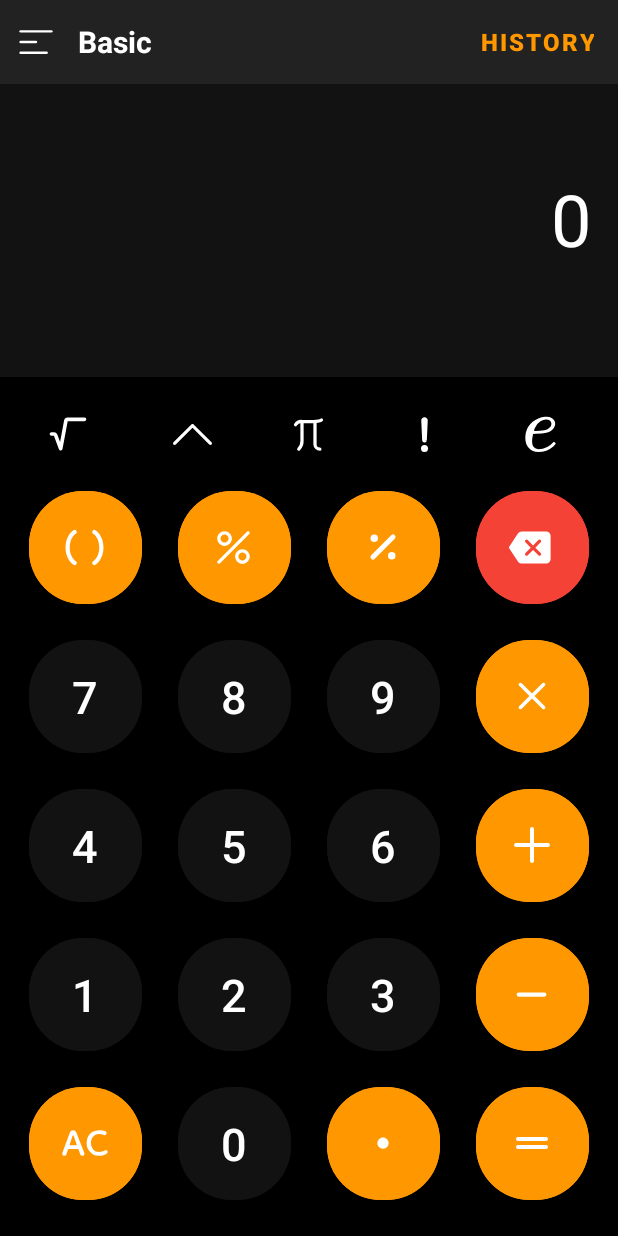
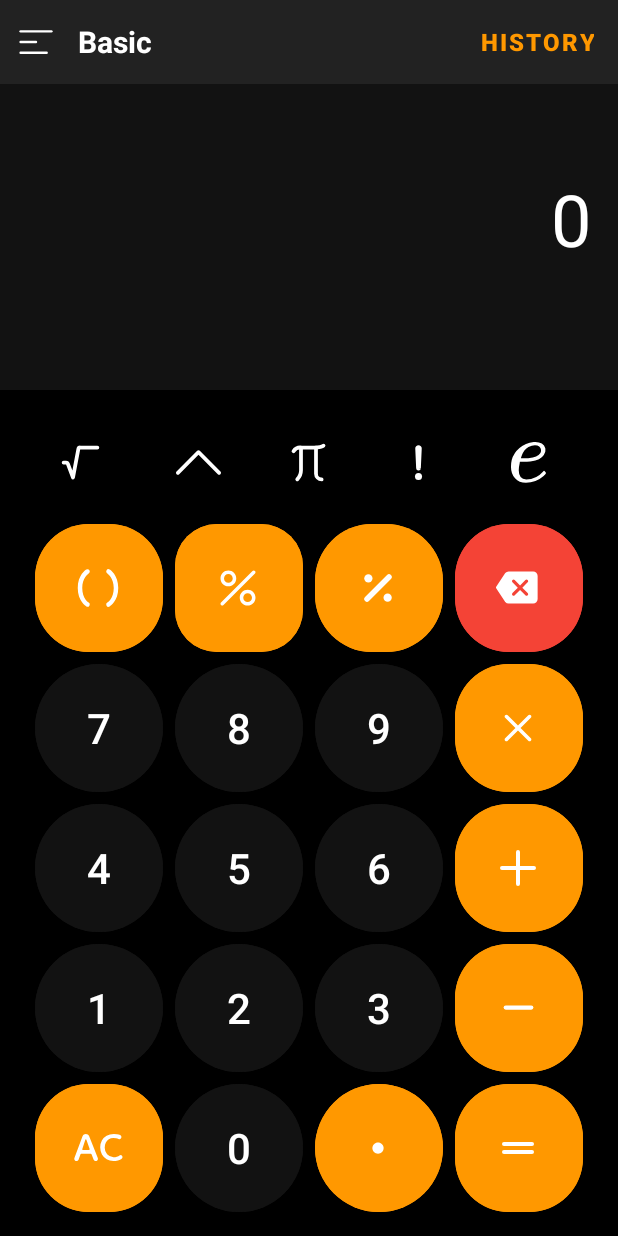
Before and after one commit to shaadowapp/1calculator, an Android app: the screen it shows after launch (MainActivity), on a phone screen of 412 x 824 dp. Run offline under Robolectric (Android 15) with nearby library versions, the phone set to English and light mode, and no system bars.

Commit message:
UI & UX improvements

```diff
--- a/app/src/main/java/com/shaadow/onecalculator/AdvancedActivity.kt
+++ b/app/src/main/java/com/shaadow/onecalculator/AdvancedActivity.kt
@@ -117,7 +117,7 @@ class AdvancedActivity : AppCompatActivity() {
         // }
         findViewById<ExtendedFloatingActionButton>(R.id.fab_calculator).setOnClickListener { finish() }
         findViewById<Button>(R.id.btn_view_all_history).setOnClickListener {
-            Toast.makeText(this, "View All History clicked", Toast.LENGTH_SHORT).show()
+            startActivity(Intent(this, HistoryActivity::class.java))
         }
 
         // After loading categories, display all categories on home screen
@@ -125,6 +125,17 @@ class AdvancedActivity : AppCompatActivity() {
             val resId = getCategoryFlexboxId(cat.name)
             if (resId != null) {
                 addFlexButtons(resId, cat.buttons)
+            }
+        }
+
+        // Make search input focusable only after user taps it
+        searchInput.setOnClickListener {
+            if (!searchInput.isFocusable) {
+                searchInput.isFocusable = true
+                searchInput.isFocusableInTouchMode = true
+                searchInput.requestFocus()
+                val imm = getSystemService(INPUT_METHOD_SERVICE) as android.view.inputmethod.InputMethodManager
+                imm.showSoftInput(searchInput, android.view.inputmethod.InputMethodManager.SHOW_IMPLICIT)
             }
         }
     }
--- a/app/src/main/java/com/shaadow/onecalculator/HistoryActivity.kt
+++ b/app/src/main/java/com/shaadow/onecalculator/HistoryActivity.kt
@@ -204,6 +204,17 @@ class HistoryActivity : AppCompatActivity() {
         params.endToEnd = androidx.constraintlayout.widget.ConstraintLayout.LayoutParams.PARENT_ID
         params.topMargin = 24
         notFoundText.layoutParams = params
+
+        // Make search input focusable only after user taps it
+        searchInput.setOnClickListener {
+            if (!searchInput.isFocusable) {
+                searchInput.isFocusable = true
+                searchInput.isFocusableInTouchMode = true
+                searchInput.requestFocus()
+                val imm = getSystemService(INPUT_METHOD_SERVICE) as android.view.inputmethod.InputMethodManager
+                imm.showSoftInput(searchInput, android.view.inputmethod.InputMethodManager.SHOW_IMPLICIT)
+            }
+        }
     }
 
     private fun showNoHistory() {
--- a/app/src/main/res/layout/activity_main.xml
+++ b/app/src/main/res/layout/activity_main.xml
@@ -112,12 +112,12 @@
             <com.google.android.material.button.MaterialButton
                 android:id="@+id/button_sqrt"
                 android:layout_width="65dp"
-                android:layout_height="40dp"
-                android:layout_margin="6dp"
+                android:layout_height="65dp"
+                android:layout_margin="4dp"
                 app:backgroundTint="#000000"
                 android:textColor="@color/white"
                 app:icon="@drawable/ic_sqrt"
-                app:iconSize="29dp"
+                app:iconSize="30dp"
                 app:iconTint="@color/white"
                 app:iconGravity="textStart"
                 style="@style/Widget.MaterialComponents.ExtendedFloatingActionButton"
@@ -126,12 +126,12 @@
             <com.google.android.material.button.MaterialButton
                 android:id="@+id/button_power"
                 android:layout_width="65dp"
-                android:layout_height="40dp"
-                android:layout_margin="6dp"
+                android:layout_height="65dp"
+                android:layout_margin="4dp"
                 app:backgroundTint="#000000"
                 android:textColor="@color/white"
                 app:icon="@drawable/ic_power"
-                app:iconSize="26dp"
+                app:iconSize="30dp"
                 app:iconTint="@color/white"
                 android:paddingStart="11dp"
                 android:paddingEnd="0dp"
@@ -142,12 +142,12 @@
             <com.google.android.material.button.MaterialButton
                 android:id="@+id/button_pi"
                 android:layout_width="65dp"
-                android:layout_height="40dp"
-                android:layout_margin="6dp"
+                android:layout_height="65dp"
+                android:layout_margin="4dp"
                 app:backgroundTint="#000000"
                 android:textColor="@color/white"
                 app:icon="@drawable/ic_pi"
-                app:iconSize="26dp"
+                app:iconSize="30dp"
                 app:iconTint="@color/white"
                 android:paddingStart="11dp"
                 android:paddingEnd="0dp"
@@ -158,8 +158,8 @@
             <com.google.android.material.button.MaterialButton
                 android:id="@+id/button_factorial"
                 android:layout_width="65dp"
-                android:layout_height="40dp"
-                android:layout_margin="6dp"
+                android:layout_height="65dp"
+                android:layout_margin="4dp"
                 app:backgroundTint="#000000"
                 android:textColor="@color/white"
                 app:icon="@drawable/ic_factorial"
@@ -174,12 +174,12 @@
             <com.google.android.material.button.MaterialButton
                 android:id="@+id/button_e"
                 android:layout_width="65dp"
-                android:layout_height="40dp"
-                android:layout_margin="6dp"
+                android:layout_height="65dp"
+                android:layout_margin="4dp"
                 app:backgroundTint="#000000"
                 android:textColor="@color/white"
                 app:icon="@drawable/ic_e"
-                app:iconSize="26dp"
+                app:iconSize="30dp"
                 app:iconTint="@color/white"
                 android:paddingStart="11dp"
                 android:paddingEnd="0dp"
@@ -198,14 +198,14 @@
 
             <com.google.android.material.button.MaterialButton
                 android:id="@+id/button_brackets"
-                android:layout_width="75dp"
-                android:layout_height="75dp"
-                android:layout_margin="12dp"
+                android:layout_width="85dp"
+                android:layout_height="85dp"
+                android:layout_margin="4dp"
                 app:cornerRadius="36dp"
                 android:backgroundTint="#FF9800"
                 android:textColor="@color/white"
                 app:icon="@drawable/ic_brackets"
-                app:iconSize="30dp"
+                app:iconSize="32dp"
                 app:iconTint="@color/white"
                 android:paddingStart="11dp"
                 android:paddingEnd="0dp"
@@ -215,14 +215,14 @@
 
             <com.google.android.material.button.MaterialButton
                 android:id="@+id/button_percent"
-                android:layout_width="75dp"
-                android:layout_height="75dp"
-                android:layout_margin="12dp"
-                app:cornerRadius="36dp"
+                android:layout_width="85dp"
+                android:layout_height="85dp"
+                android:layout_margin="4dp"
+                app:cornerRadius="28dp"
                 android:backgroundTint="#FF9800"
                 android:textColor="@color/white"
                 app:icon="@drawable/ic_percent"
-                app:iconSize="26dp"
+                app:iconSize="28dp"
                 app:iconTint="@color/white"
                 android:paddingStart="11dp"
                 android:paddingEnd="0dp"
@@ -232,14 +232,14 @@
 
             <com.google.android.material.button.MaterialButton
                 android:id="@+id/button_divide"
-                android:layout_width="75dp"
-                android:layout_height="75dp"
-                android:layout_margin="12dp"
-                app:cornerRadius="36dp"
+                android:layout_width="85dp"
+                android:layout_height="85dp"
+                android:layout_margin="4dp"
+                app:cornerRadius="38dp"
                 android:backgroundTint="#FF9800"
                 android:textColor="@color/white"
                 app:icon="@drawable/ic_divide"
-                app:iconSize="40dp"
+                app:iconSize="44dp"
                 app:iconTint="@color/white"
                 android:paddingStart="11dp"
                 android:paddingEnd="0dp"
@@ -249,9 +249,9 @@
 
             <com.google.android.material.button.MaterialButton
                 android:id="@+id/button_backspace"
-                android:layout_width="75dp"
-                android:layout_height="75dp"
-                android:layout_margin="12dp"
+                android:layout_width="85dp"
+                android:layout_height="85dp"
+                android:layout_margin="4dp"
                 app:cornerRadius="36dp"
                 android:backgroundTint="#F44336"
                 android:textColor="@color/white"
@@ -274,45 +274,45 @@
 
             <com.google.android.material.button.MaterialButton
                 android:id="@+id/button_7"
-                android:layout_width="75dp"
-                android:layout_height="75dp"
+                android:layout_width="85dp"
+                android:layout_height="85dp"
                 android:text="@string/_7"
                 android:textColor="@color/white"
-                android:textSize="30sp"
-                android:layout_margin="12dp"
+                android:textSize="28sp"
+                android:layout_margin="4dp"
                 style="@style/Widget.MaterialComponents.ExtendedFloatingActionButton"
-                app:cornerRadius="36dp"
+                app:cornerRadius="42.5dp"
                 android:backgroundTint="#121212"/>
 
             <com.google.android.material.button.MaterialButton
                 android:id="@+id/button_8"
-                android:layout_width="75dp"
-                android:layout_height="75dp"
+                android:layout_width="85dp"
+                android:layout_height="85dp"
                 android:text="@string/_8"
                 android:textColor="@color/white"
-                android:textSize="30sp"
-                android:layout_margin="12dp"
+                android:textSize="28sp"
+                android:layout_margin="4dp"
                 style="@style/Widget.MaterialComponents.ExtendedFloatingActionButton"
-                app:cornerRadius="36dp"
+                app:cornerRadius="42.5dp"
                 android:backgroundTint="#121212" />
 
             <com.google.android.material.button.MaterialButton
                 android:id="@+id/button_9"
-                android:layout_width="75dp"
-                android:layout_height="75dp"
+                android:layout_width="85dp"
+                android:layout_height="85dp"
                 android:text="@string/_9"
                 android:textColor="@color/white"
-                android:textSize="30sp"
-                android:layout_margin="12dp"
+                android:textSize="28sp"
+                android:layout_margin="4dp"
                 style="@style/Widget.MaterialComponents.ExtendedFloatingActionButton"
-                app:cornerRadius="36dp"
+                app:cornerRadius="42.5dp"
                 android:backgroundTint="#121212" />
 
             <com.google.android.material.button.MaterialButton
                 android:id="@+id/button_multiply"
-                android:layout_width="75dp"
-                android:layout_height="75dp"
-                android:layout_margin="12dp"
+                android:layout_width="85dp"
+                android:layout_height="85dp"
+                android:layout_margin="4dp"
                 app:cornerRadius="36dp"
                 android:backgroundTint="#FF9800"
                 android:textColor="@color/white"
@@ -335,45 +335,45 @@
 
             <com.google.android.material.button.MaterialButton
                 android:id="@+id/button_4"
-                android:layout_width="75dp"
-                android:layout_height="75dp"
+                android:layout_width="85dp"
+                android:layout_height="85dp"
                 android:text="@string/_4"
                 android:textColor="@color/white"
-                android:textSize="30sp"
-                android:layout_margin="12dp"
+                android:textSize="28sp"
+                android:layout_margin="4dp"
                 style="@style/Widget.MaterialComponents.ExtendedFloatingActionButton"
-                app:cornerRadius="36dp"
+                app:cornerRadius="42.5dp"
                 android:backgroundTint="#121212" />
 
             <com.google.android.material.button.MaterialButton
                 android:id="@+id/button_5"
-                android:layout_width="75dp"
-                android:layout_height="75dp"
+                android:layout_width="85dp"
+                android:layout_height="85dp"
                 android:text="@string/_5"
                 android:textColor="@color/white"
-                android:textSize="30sp"
-                android:layout_margin="12dp"
+                android:textSize="28sp"
+                android:layout_margin="4dp"
                 style="@style/Widget.MaterialComponents.ExtendedFloatingActionButton"
-                app:cornerRadius="36dp"
+                app:cornerRadius="42.5dp"
                 android:backgroundTint="#121212" />
 
             <com.google.android.material.button.MaterialButton
                 android:id="@+id/button_6"
-                android:layout_width="75dp"
-                android:layout_height="75dp"
+                android:layout_width="85dp"
+                android:layout_height="85dp"
                 android:text="@string/_6"
                 android:textColor="@color/white"
-                android:textSize="30sp"
-                android:layout_margin="12dp"
+                android:textSize="28sp"
+                android:layout_margin="4dp"
                 style="@style/Widget.MaterialComponents.ExtendedFloatingActionButton"
-                app:cornerRadius="36dp"
+                app:cornerRadius="42.5dp"
                 android:backgroundTint="#121212" />
 
             <com.google.android.material.button.MaterialButton
                 android:id="@+id/button_plus"
-                android:layout_width="75dp"
-                android:layout_height="75dp"
-                android:layout_margin="12dp"
+                android:layout_width="85dp"
+                android:layout_height="85dp"
+                android:layout_margin="4dp"
                 app:cornerRadius="36dp"
                 android:backgroundTint="#FF9800"
                 android:textColor="@color/white"
@@ -396,45 +396,45 @@
 
             <com.google.android.material.button.MaterialButton
                 android:id="@+id/button_1"
-                android:layout_width="75dp"
-                android:layout_height="75dp"
+                android:layout_width="85dp"
+                android:layout_height="85dp"
                 android:text="@string/_1"
                 android:textColor="@color/white"
-                android:textSize="30sp"
-                android:layout_margin="12dp"
+                android:textSize="28sp"
+                android:layout_margin="4dp"
                 style="@style/Widget.MaterialComponents.ExtendedFloatingActionButton"
-                app:cornerRadius="36dp"
+                app:cornerRadius="42.5dp"
                 android:backgroundTint="#121212" />
 
             <com.google.android.material.button.MaterialButton
                 android:id="@+id/button_2"
-                android:layout_width="75dp"
-                android:layout_height="75dp"
+                android:layout_width="85dp"
+                android:layout_height="85dp"
                 android:text="@string/_2"
                 android:textColor="@color/white"
-                android:textSize="30sp"
-                android:layout_margin="12dp"
+                android:textSize="28sp"
+                android:layout_margin="4dp"
                 style="@style/Widget.MaterialComponents.ExtendedFloatingActionButton"
-                app:cornerRadius="36dp"
+                app:cornerRadius="42.5dp"
                 android:backgroundTint="#121212" />
 
             <com.google.android.material.button.MaterialButton
                 android:id="@+id/button_3"
-                android:layout_width="75dp"
-                android:layout_height="75dp"
+                android:layout_width="85dp"
+                android:layout_height="85dp"
                 android:text="@string/_3"
                 android:textColor="@color/white"
-                android:textSize="30sp"
-                android:layout_margin="12dp"
+                android:textSize="28sp"
+                android:layout_margin="4dp"
                 style="@style/Widget.MaterialComponents.ExtendedFloatingActionButton"
-                app:cornerRadius="36dp"
+                app:cornerRadius="42.5dp"
                 android:backgroundTint="#121212" />
 
             <com.google.android.material.button.MaterialButton
                 android:id="@+id/button_minus"
-                android:layout_width="75dp"
-                android:layout_height="75dp"
-                android:layout_margin="12dp"
+                android:layout_width="85dp"
+                android:layout_height="85dp"
+                android:layout_margin="4dp"
                 app:cornerRadius="36dp"
                 android:backgroundTint="#FF9800"
                 android:textColor="@color/white"
@@ -457,14 +457,14 @@
 
             <com.google.android.material.button.MaterialButton
                 android:id="@+id/button_ac"
-                android:layout_width="75dp"
-                android:layout_height="75dp"
-                android:layout_margin="12dp"
+                android:layout_width="85dp"
+                android:layout_height="85dp"
+                android:layout_margin="4dp"
                 app:cornerRadius="36dp"
                 android:backgroundTint="#FF9800"
                 android:textColor="@color/white"
                 app:icon="@drawable/ic_ac"
-                app:iconSize="32dp"
+                app:iconSize="34dp"
                 app:iconTint="@color/white"
                 android:paddingStart="11dp"
                 android:paddingEnd="0dp"
@@ -474,23 +474,23 @@
 
             <com.google.android.material.button.MaterialButton
                 android:id="@+id/button_0"
-                android:layout_width="75dp"
-                android:layout_height="75dp"
+                android:layout_width="85dp"
+                android:layout_height="85dp"
                 android:text="@string/_0"
                 android:textColor="@color/white"
-                android:textSize="30sp"
-                android:layout_margin="12dp"
+                android:textSize="28sp"
+                android:layout_margin="4dp"
                 style="@style/Widget.MaterialComponents.ExtendedFloatingActionButton"
-                app:cornerRadius="36dp"
+                app:cornerRadius="42.5dp"
                 android:backgroundTint="#121212"
                 android:contentDescription="@string/btn_0_text_description"/>
 
             <com.google.android.material.button.MaterialButton
                 android:id="@+id/button_dot"
-                android:layout_width="75dp"
-                android:layout_height="75dp"
-                android:layout_margin="12dp"
-                app:cornerRadius="36dp"
+                android:layout_width="85dp"
+                android:layout_height="85dp"
+                android:layout_margin="4dp"
+                app:cornerRadius="42.5dp"
                 android:backgroundTint="#FF9800"
                 android:textColor="@color/white"
                 app:icon="@drawable/ic_dot"
@@ -504,9 +504,9 @@
 
             <com.google.android.material.button.MaterialButton
                 android:id="@+id/button_equals"
-                android:layout_width="75dp"
-                android:layout_height="75dp"
-                android:layout_margin="12dp"
+                android:layout_width="85dp"
+                android:layout_height="85dp"
+                android:layout_margin="4dp"
                 app:cornerRadius="36dp"
                 android:backgroundTint="#FF9800"
                 android:textColor="@color/white"
--- a/app/src/main/res/layout/layout_advanced.xml
+++ b/app/src/main/res/layout/layout_advanced.xml
@@ -55,14 +55,17 @@
             android:layout_height="48dp"
             android:autofillHints="none"
             android:background="@drawable/search_rounded_bg"
-            android:hint="@string/search_history_text"
+            android:hint="@string/search_1calculator_text_placeholder"
             android:inputType="text"
             android:textColor="@color/white"
             android:textColorHint="@color/category_grey"
             android:paddingStart="20dp"
             android:paddingEnd="20dp"
             android:textSize="16sp"
-            android:singleLine="true"/>
+            android:singleLine="true"
+            android:focusable="false"
+            android:focusableInTouchMode="false"
+            android:clickable="true"/>
 
     </androidx.constraintlayout.widget.ConstraintLayout>
 
@@ -297,7 +300,7 @@
         </LinearLayout>
     </ScrollView>
 
-    <!-- FloatingActionButton at bottom-right -->
+    <!-- Place the floating button as the last child of the root RelativeLayout, outside of ScrollView -->
     <com.google.android.material.floatingactionbutton.ExtendedFloatingActionButton
         android:id="@+id/fab_calculator"
         android:layout_width="wrap_content"
@@ -310,7 +313,7 @@
         android:textAllCaps="true"
         android:textColor="@color/white"
         android:textStyle="bold"
-        app:backgroundTint="@color/purple_200"
+        app:backgroundTint="#FF9800"
         app:icon="@drawable/ic_calc_icon"
         app:iconTint="@color/white"
         app:tint="@color/white" />
--- a/app/src/main/res/layout/layout_history.xml
+++ b/app/src/main/res/layout/layout_history.xml
@@ -44,7 +44,7 @@
             android:layout_height="40dp"
             android:text="@string/clear_all"
             android:textColor="@color/white"
-            android:backgroundTint="@color/purple_200"
+            android:backgroundTint="#FF9800"
             android:textSize="14sp"
             android:layout_marginEnd="8dp"
             android:layout_gravity="center_vertical"
@@ -73,7 +73,7 @@
             android:layout_marginEnd="0dp"
             android:autofillHints="none"
             android:background="@drawable/search_rounded_bg"
-            android:hint="@string/search_history_text"
+            android:hint="@string/search_history_text_placeholder"
             android:inputType="text"
             android:textColor="@color/white"
             android:textColorHint="@color/category_grey"
@@ -84,7 +84,10 @@
             app:layout_constraintStart_toStartOf="parent"
             app:layout_constraintEnd_toEndOf="parent"
             app:layout_constraintTop_toTopOf="parent"
-            app:layout_constraintBottom_toBottomOf="parent"/>
+            app:layout_constraintBottom_toBottomOf="parent"
+            android:focusable="false"
+            android:focusableInTouchMode="false"
+            android:clickable="true"/>
 
     </androidx.constraintlayout.widget.ConstraintLayout>
 
@@ -125,7 +128,7 @@
         android:textAllCaps="true"
         android:textColor="@color/white"
         android:textStyle="bold"
-        app:backgroundTint="@color/purple_200"
+        app:backgroundTint="#FF9800"
         app:icon="@drawable/ic_calc_icon"
         app:iconTint="@color/white"
         app:tint="@color/white" />
--- a/app/src/main/res/values/strings.xml
+++ b/app/src/main/res/values/strings.xml
@@ -50,6 +50,7 @@
     <string name="delete">Delete</string>
     <string name="delete_history_item">Delete history item</string>
     <string name="no_history">No history yet</string>
-    <string name="search_history_text">Search history...</string>
+    <string name="search_history_text_placeholder">Search history...</string>
     <string name="no_history_found_text">No history found</string>
+    <string name="search_1calculator_text_placeholder">Search 1Calculator</string>
 </resources>
```
